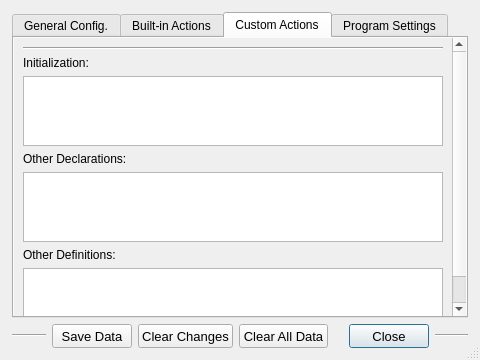
OlyCow/draw-auton, file setupwindow.ui: the form before one commit.
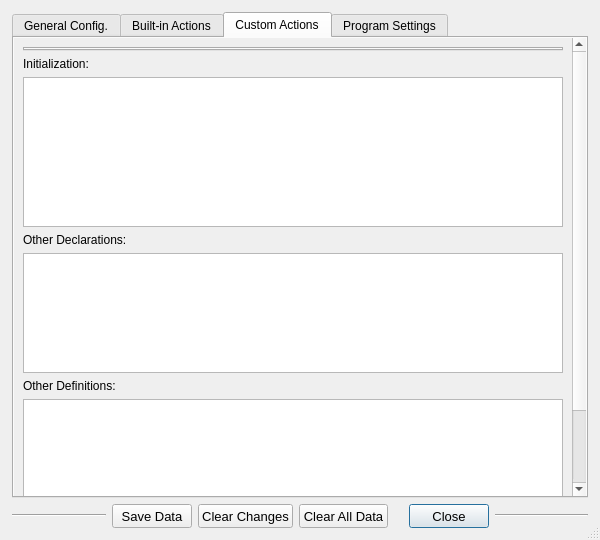
The form after the commit. The open tabs and pages were chosen to show the change. Icons and pictures are not drawn.

Commit message: Tweaked setup window

The edit to the form file:
```diff
--- a/setupwindow.ui
+++ b/setupwindow.ui
@@ -6,8 +6,8 @@
    <rect>
     <x>0</x>
     <y>0</y>
-    <width>480</width>
-    <height>360</height>
+    <width>600</width>
+    <height>540</height>
    </rect>
   </property>
   <property name="windowTitle">
@@ -402,15 +402,21 @@
            <rect>
             <x>0</x>
             <y>0</y>
-            <width>433</width>
-            <height>309</height>
+            <width>558</width>
+            <height>547</height>
            </rect>
           </property>
           <layout class="QVBoxLayout" name="verticalLayout">
            <item>
-            <widget class="Line" name="line_custom">
-             <property name="orientation">
-              <enum>Qt::Horizontal</enum>
+            <widget class="QTabWidget" name="tabWidget_actions_custom">
+             <property name="currentIndex">
+              <number>-1</number>
+             </property>
+             <property name="tabsClosable">
+              <bool>true</bool>
+             </property>
+             <property name="movable">
+              <bool>true</bool>
              </property>
             </widget>
            </item>
@@ -423,6 +429,18 @@
            </item>
            <item>
             <widget class="QTextEdit" name="textEdit_misc_declare">
+             <property name="sizePolicy">
+              <sizepolicy hsizetype="Expanding" vsizetype="MinimumExpanding">
+               <horstretch>0</horstretch>
+               <verstretch>0</verstretch>
+              </sizepolicy>
+             </property>
+             <property name="minimumSize">
+              <size>
+               <width>0</width>
+               <height>150</height>
+              </size>
+             </property>
              <property name="focusPolicy">
               <enum>Qt::ClickFocus</enum>
              </property>
@@ -446,6 +464,18 @@
            </item>
            <item>
             <widget class="QTextEdit" name="textEdit_init">
+             <property name="sizePolicy">
+              <sizepolicy hsizetype="Expanding" vsizetype="MinimumExpanding">
+               <horstretch>0</horstretch>
+               <verstretch>0</verstretch>
+              </sizepolicy>
+             </property>
+             <property name="minimumSize">
+              <size>
+               <width>0</width>
+               <height>120</height>
+              </size>
+             </property>
              <property name="focusPolicy">
               <enum>Qt::ClickFocus</enum>
              </property>
@@ -469,6 +499,18 @@
            </item>
            <item>
             <widget class="QTextEdit" name="textEdit_misc_define">
+             <property name="sizePolicy">
+              <sizepolicy hsizetype="Expanding" vsizetype="MinimumExpanding">
+               <horstretch>0</horstretch>
+               <verstretch>0</verstretch>
+              </sizepolicy>
+             </property>
+             <property name="minimumSize">
+              <size>
+               <width>0</width>
+               <height>180</height>
+              </size>
+             </property>
              <property name="focusPolicy">
               <enum>Qt::ClickFocus</enum>
              </property>
```
Left out of the diff: 10 changed lines with no effect on the pictures. The commit also changes 1 other file.
